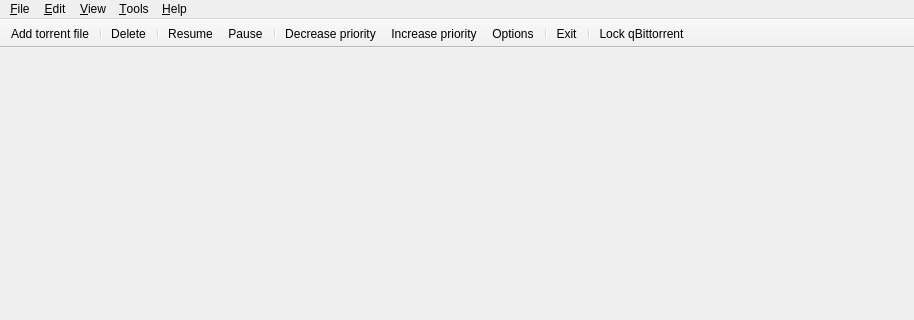
Qt form src/mainwindow.ui (SysAdminDoc/qBittorrent-Vanced) before a commit; both pictures show x 0 to 914 and y 0 to 320 of the 914 by 563 pixel window.
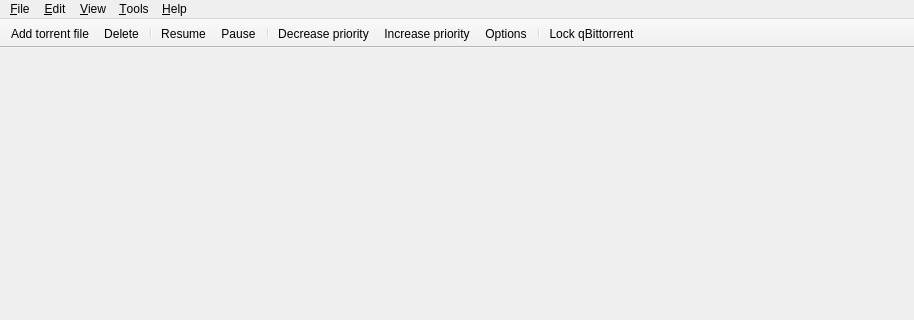
The same form after that commit. Icons and pictures are not drawn.

Commit message: Simplify toolbar

```diff
--- a/src/mainwindow.ui
+++ b/src/mainwindow.ui
@@ -123,7 +123,6 @@
     <bool>false</bool>
    </attribute>
    <addaction name="actionOpen"/>
-   <addaction name="separator"/>
    <addaction name="actionDelete"/>
    <addaction name="separator"/>
    <addaction name="actionStart"/>
@@ -133,8 +132,6 @@
    <addaction name="actionIncreasePriority"/>
    <addaction name="actionOptions"/>
    <addaction name="separator"/>
-   <addaction name="actionExit"/>
-   <addaction name="separator"/>
    <addaction name="actionLock_qBittorrent"/>
   </widget>
   <widget class="QStatusBar" name="statusBar"/>
```
The commit also changes 2 other files.
